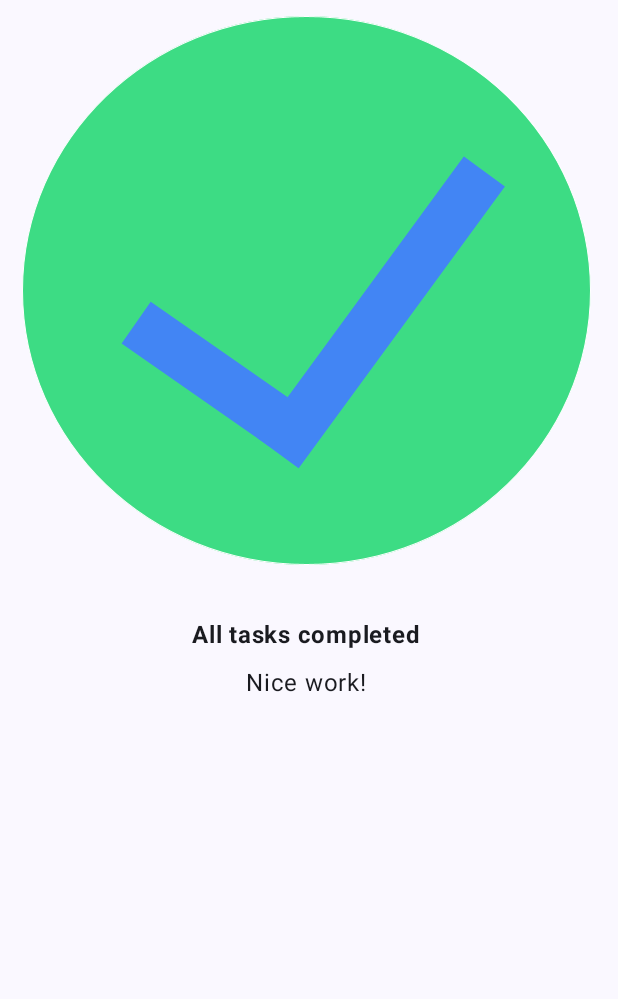
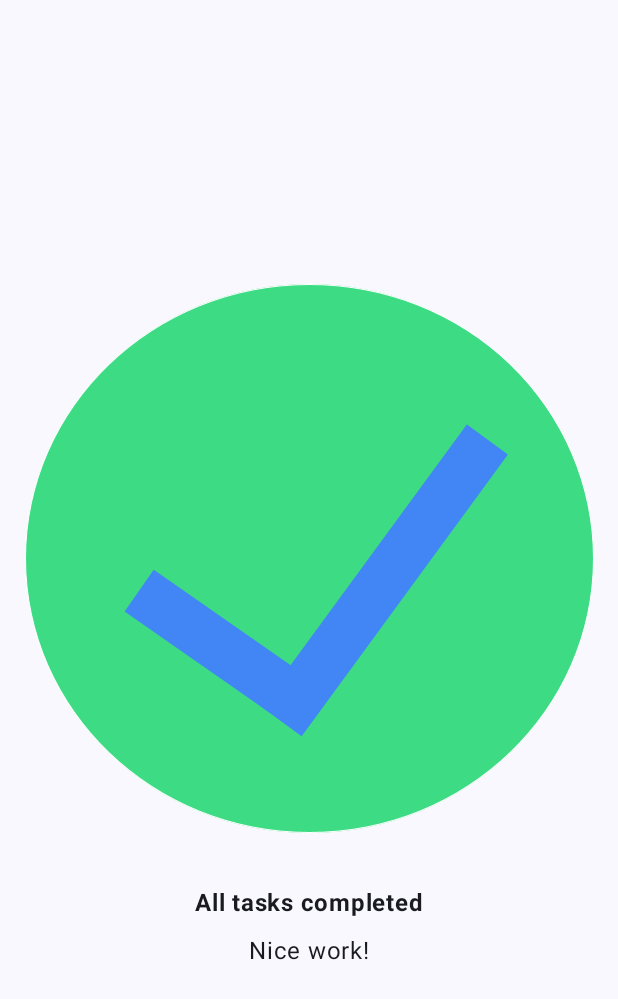
Before and after one commit to JeromeBenedetti/TaskCompleteTraining, an Android app built with Jetpack Compose: the screen it shows after launch (MainActivity), on a phone screen of 412 x 824 dp. Shown: the top 999 px of the screen. Run offline under Robolectric (Android 15) with nearby library versions, the phone set to English and light mode, and no system bars.

Commit message:
style: fix alignment

```diff
--- a/app/src/main/java/com/example/taskcompletetraining/MainActivity.kt
+++ b/app/src/main/java/com/example/taskcompletetraining/MainActivity.kt
@@ -5,6 +5,7 @@ import androidx.activity.ComponentActivity
 import androidx.activity.compose.setContent
 import androidx.activity.enableEdgeToEdge
 import androidx.compose.foundation.Image
+import androidx.compose.foundation.layout.Arrangement
 import androidx.compose.foundation.layout.Column
 import androidx.compose.foundation.layout.fillMaxSize
 import androidx.compose.foundation.layout.padding
@@ -40,7 +41,11 @@ fun TaskCompleteLogo(modifier: Modifier = Modifier) {
     Column {
         val logo = painterResource(R.drawable.ic_task_completed)
 
-        Column(horizontalAlignment = Alignment.CenterHorizontally) {
+        Column(
+            verticalArrangement = Arrangement.Center,
+            horizontalAlignment = Alignment.CenterHorizontally,
+            modifier = Modifier.fillMaxSize(),
+        ) {
             Image(
                 painter = logo,
                 contentDescription = null,
```
